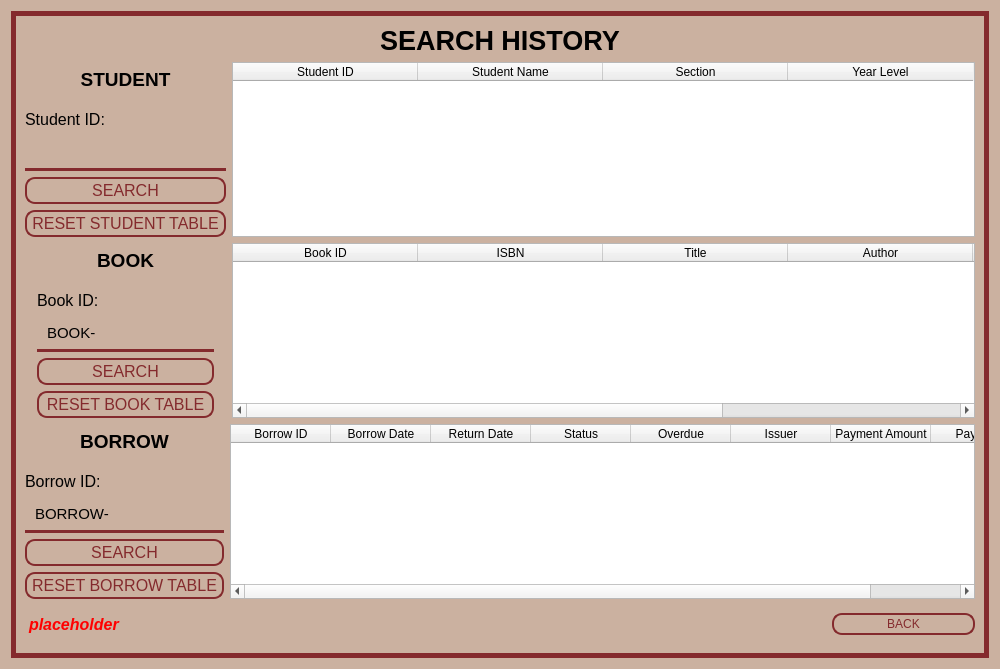
First picture: the form in ui/search_history.ui, repository blaterwolf/lmspy, before the edit.
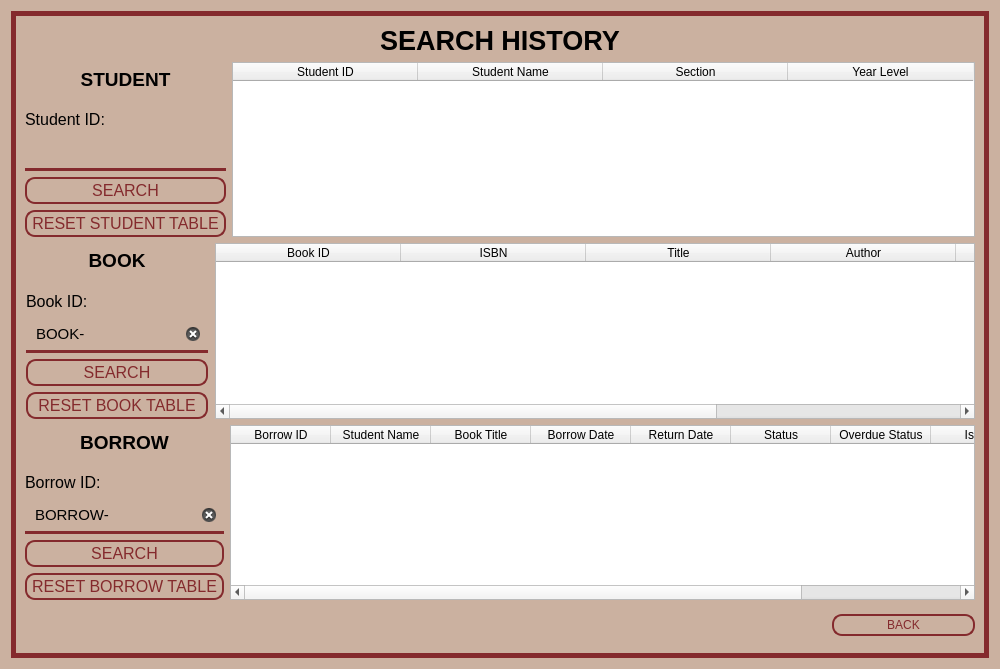
Second picture: the form after the edit.

Patch:
```diff
--- a/ui/search_history.ui
+++ b/ui/search_history.ui
@@ -229,10 +229,10 @@
           <item row="0" column="0">
            <layout class="QVBoxLayout" name="book_verticalLayout">
             <property name="leftMargin">
-             <number>12</number>
+             <number>1</number>
             </property>
             <property name="rightMargin">
-             <number>12</number>
+             <number>1</number>
             </property>
             <item>
              <widget class="QLabel" name="book_label">
@@ -295,6 +295,9 @@
               <property name="maxLength">
                <number>10</number>
               </property>
+              <property name="clearButtonEnabled">
+               <bool>true</bool>
+              </property>
              </widget>
             </item>
             <item>
@@ -477,6 +480,9 @@
               <property name="maxLength">
                <number>12</number>
               </property>
+              <property name="clearButtonEnabled">
+               <bool>true</bool>
+              </property>
              </widget>
             </item>
             <item>
@@ -562,6 +568,16 @@
               <string>Borrow ID</string>
              </property>
             </column>
+            <column>
+             <property name="text">
+              <string>Student Name</string>
+             </property>
+            </column>
+            <column>
+             <property name="text">
+              <string>Book Title</string>
+             </property>
+            </column>
             <column>
              <property name="text">
               <string>Borrow Date</string>
@@ -579,7 +595,7 @@
             </column>
             <column>
              <property name="text">
-              <string>Overdue</string>
+              <string>Overdue Status</string>
              </property>
             </column>
             <column>
@@ -592,11 +608,6 @@
               <string>Payment Amount</string>
              </property>
             </column>
-            <column>
-             <property name="text">
-              <string>Payment </string>
-             </property>
-            </column>
            </widget>
           </item>
          </layout>
@@ -619,7 +630,7 @@
 color: red;</string>
           </property>
           <property name="text">
-           <string>placeholder</string>
+           <string/>
           </property>
           <property name="alignment">
            <set>Qt::AlignLeading|Qt::AlignLeft|Qt::AlignVCenter</set>
```
Left out of the diff: 3 changed lines with no effect on the pictures.
